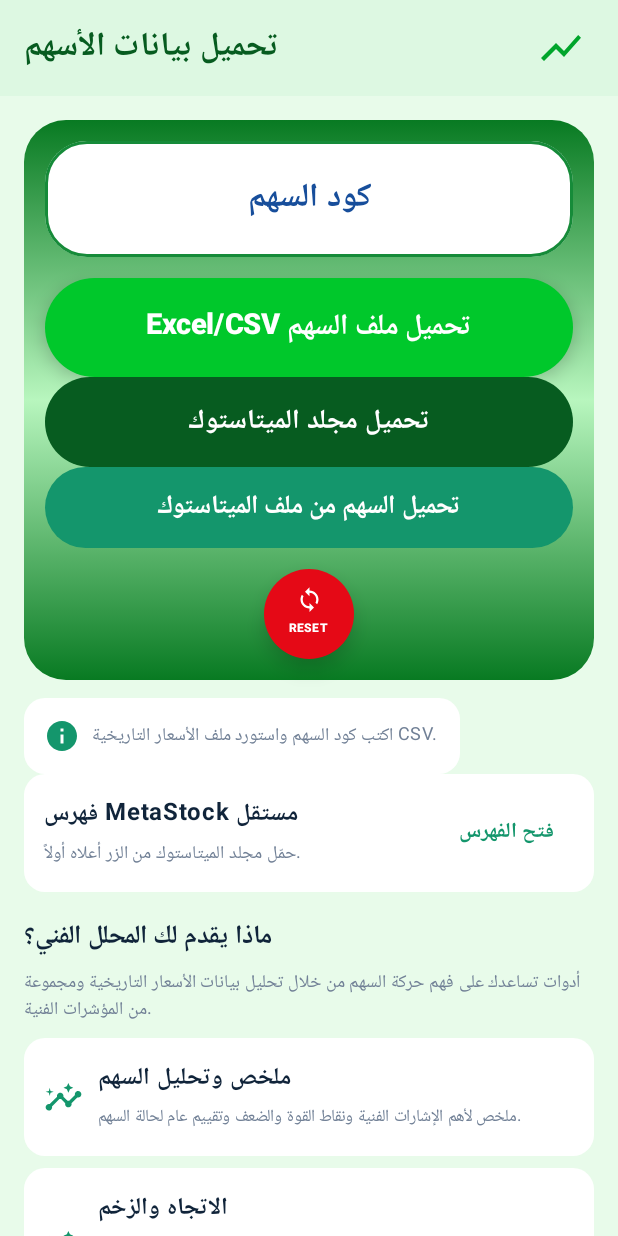
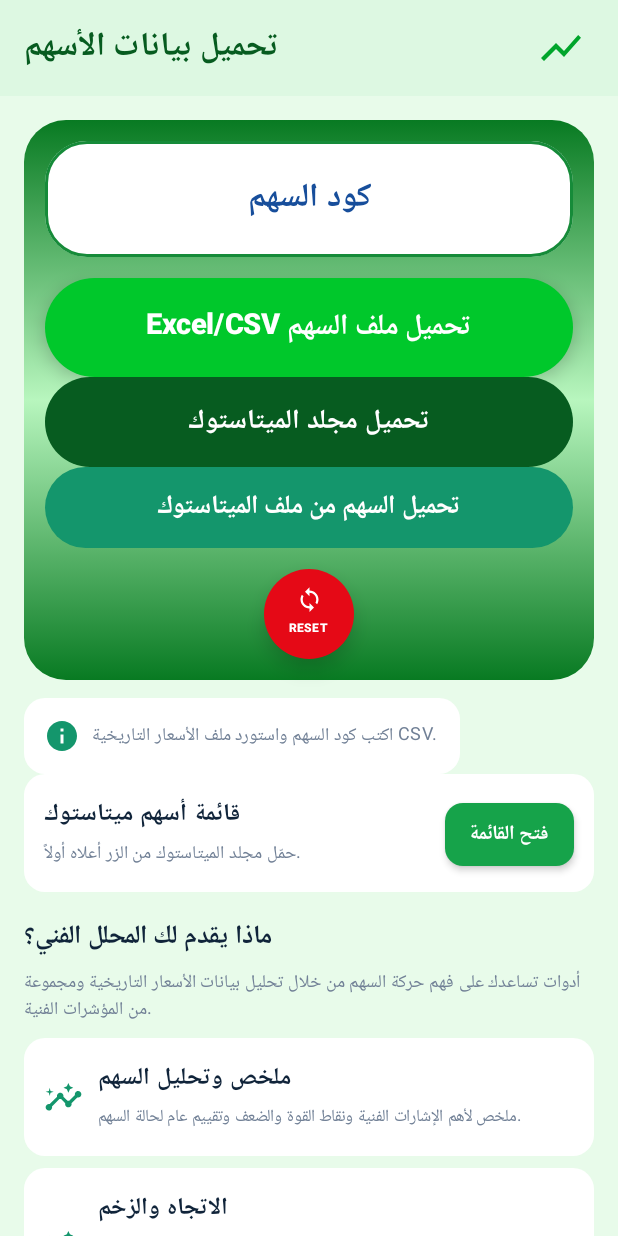
Before and after one commit to ahmednaf9/EGXStockAnalyzer, an Android app built with Jetpack Compose: the screen it shows after launch (MainActivity), on a phone screen of 412 x 824 dp. Run offline under Robolectric (Android 15) with nearby library versions, the phone set to English and light mode, and no system bars.

Commit message:
Rename MetaStock index and style open list button

```diff
--- a/app/src/main/java/com/egx/analyzer/MainActivity.kt
+++ b/app/src/main/java/com/egx/analyzer/MainActivity.kt
@@ -516,11 +516,26 @@ fun AnalyzerScreen(importFile: (Uri) -> ImportedStockFile) {
                 Column(Modifier.fillMaxWidth().padding(13.dp)) {
                     Row(Modifier.fillMaxWidth(), verticalAlignment = Alignment.CenterVertically) {
                         Column(Modifier.weight(1f)) {
-                            Text("فهرس MetaStock مستقل", color = Navy, fontSize = 16.sp, fontWeight = FontWeight.Bold)
+                            Text("قائمة أسهم ميتاستوك", color = Navy, fontSize = 16.sp, fontWeight = FontWeight.Bold)
                             Text(if (indexedSymbols.isEmpty()) "حمّل مجلد الميتاستوك من الزر أعلاه أولاً." else "${indexedSymbols.size} رمزًا متاحًا للاختيار والتحميل", color = Muted, fontSize = 12.sp)
                         }
-                        TextButton(onClick = { indexExpanded = !indexExpanded }) {
-                            Text(if (indexExpanded) "إغلاق الفهرس" else "فتح الفهرس", color = Green, fontWeight = FontWeight.Bold)
+                        Button(
+                            onClick = { indexExpanded = !indexExpanded },
+                            modifier = Modifier.height(42.dp),
+                            shape = RoundedCornerShape(12.dp),
+                            colors = ButtonDefaults.buttonColors(
+                                containerColor = Color(0xFF16A34A),
+                                contentColor = Color.White
+                            ),
+                            contentPadding = PaddingValues(horizontal = 16.dp, vertical = 6.dp),
+                            elevation = ButtonDefaults.buttonElevation(defaultElevation = 3.dp)
+                        ) {
+                            Text(
+                                if (indexExpanded) "إغلاق القائمة" else "فتح القائمة",
+                                fontSize = 13.sp,
+                                fontWeight = FontWeight.Bold,
+                                maxLines = 1
+                            )
                         }
                     }
                     if (indexExpanded && indexedSymbols.isNotEmpty()) {
```
